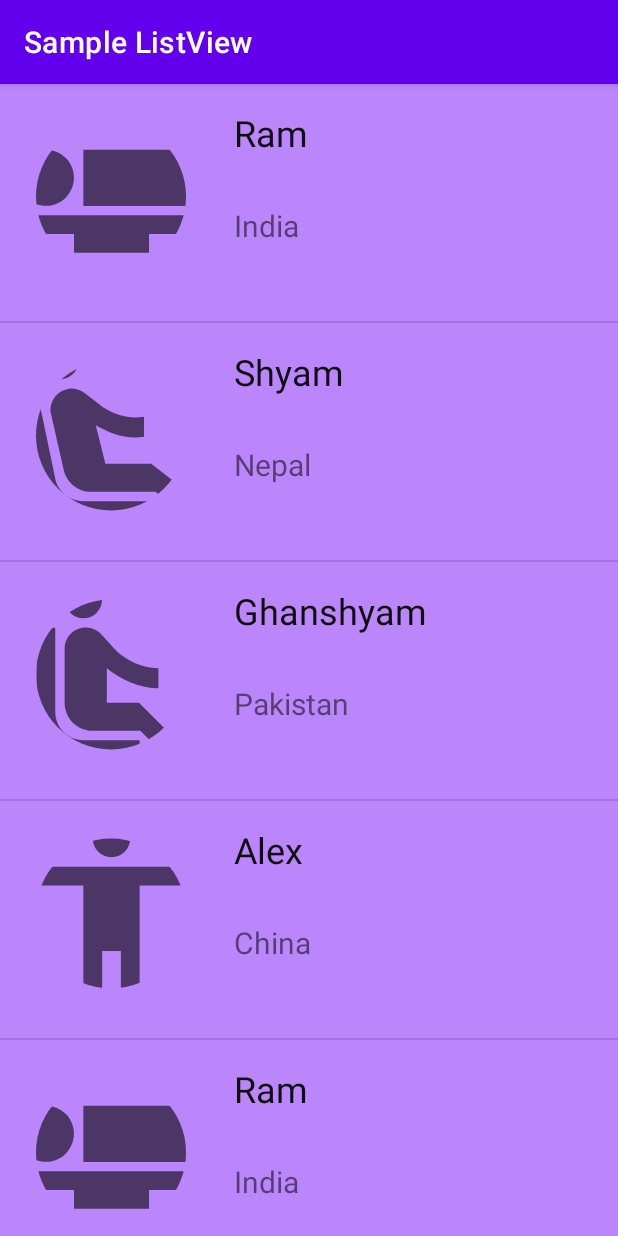
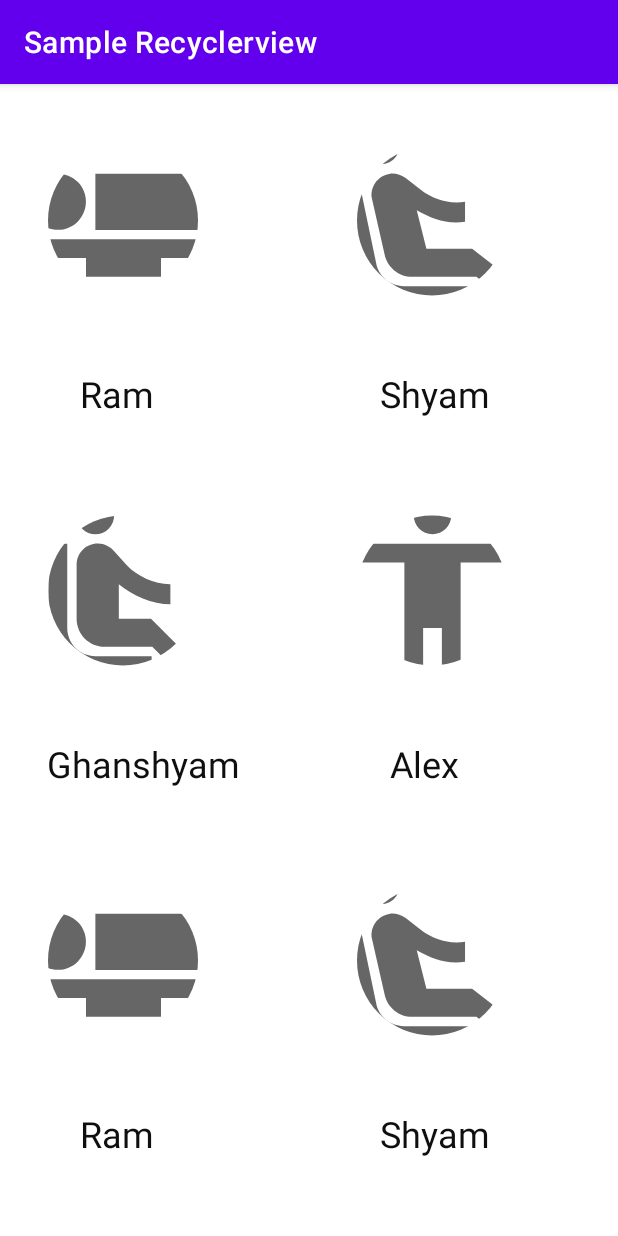
Before and after one commit to adityadav23/Listview-Sample, an Android app: the screen it shows after launch (MainActivity), on a phone screen of 412 x 824 dp. Run offline under Robolectric (Android 15) with nearby library versions, the phone set to English and light mode, and no system bars; our stand-ins replace CircleImageView.

Commit message:
sample RecyclerView

```diff
--- a/app/src/main/java/com/example/android/samplelistview/MainActivity.kt
+++ b/app/src/main/java/com/example/android/samplelistview/MainActivity.kt
@@ -65,6 +65,6 @@ class MainActivity : AppCompatActivity() {
             val user = User(name[i], country[i], imageId[i])
             userArrayList.add(user)
         }
-        binding.listView.adapter = MyAdapter(this, userArrayList)
+        binding.mainRecyclerview.adapter = MyAdapter( userArrayList)
     }
 }
--- a/app/src/main/java/com/example/android/samplelistview/MyAdapter.kt
+++ b/app/src/main/java/com/example/android/samplelistview/MyAdapter.kt
@@ -7,21 +7,32 @@ import android.view.ViewGroup
 import android.widget.ArrayAdapter
 import android.widget.ImageView
 import android.widget.TextView
+import androidx.recyclerview.widget.RecyclerView
 
-class MyAdapter(private val context: Activity, private val arrayList: ArrayList<User>):
-    ArrayAdapter<User>(context,R.layout.list_item,arrayList) {
+class MyAdapter( private val arrayList: ArrayList<User>):
+    RecyclerView.Adapter<MyAdapter.ViewHolder>() {
 
-    override fun getView(position: Int, convertView: View?, parent: ViewGroup): View {
 
-    val view: View  = LayoutInflater.from(context).inflate(R.layout.list_item, null)
+    override fun onCreateViewHolder(parent: ViewGroup, viewType: Int): ViewHolder {
+        return ViewHolder(LayoutInflater.from(parent.context).inflate(R.layout.list_item,
+            parent, false))
+    }
 
-        val profileImageView = view.findViewById<ImageView>(R.id.profile_imageView)
-        val nameTextView = view.findViewById<TextView>(R.id.name_textview)
-        val countryTextView = view.findViewById<TextView>(R.id.country_textview)
+    override fun onBindViewHolder(holder: ViewHolder, position: Int) {
+        holder.bind(arrayList[position])
+    }
 
-        profileImageView.setImageResource(arrayList[position].imageId)
-        nameTextView.text = arrayList[position].name
-        countryTextView.text = arrayList[position].country
-        return view
+    override fun getItemCount()= arrayList.size
+
+    class ViewHolder(view: View): RecyclerView.ViewHolder(view) {
+
+        val profileImage = view.findViewById<ImageView>(R.id.profile_imageView)
+        val name = view.findViewById<TextView>(R.id.name_textview)
+
+        fun bind(user:User){
+            name.text = user.name
+            profileImage.setImageResource(user.imageId)
+        }
     }
+
 }
--- a/app/src/main/res/layout/activity_main.xml
+++ b/app/src/main/res/layout/activity_main.xml
@@ -6,16 +6,27 @@
     android:layout_height="match_parent"
     tools:context=".MainActivity">
 
-    <ListView
-        android:id="@+id/listView"
-        android:layout_width="0dp"
-        android:layout_height="0dp"
-        app:layout_constraintBottom_toBottomOf="parent"
+<!--    <ListView-->
+<!--        android:id="@+id/listView"-->
+<!--        android:layout_width="0dp"-->
+<!--        android:layout_height="0dp"-->
+<!--        app:layout_constraintBottom_toBottomOf="parent"-->
+<!--        app:layout_constraintEnd_toEndOf="parent"-->
+<!--        app:layout_constraintStart_toStartOf="parent"-->
+<!--        app:layout_constraintTop_toTopOf="parent"-->
+<!--        android:background="@color/purple_200"-->
+<!--        tools:listitem="@layout/list_item"-->
+<!--        />-->
+
+    <androidx.recyclerview.widget.RecyclerView
+        android:id="@+id/main_recyclerview"
+        android:layout_width="match_parent"
+        android:layout_height="match_parent"
+        app:layoutManager="androidx.recyclerview.widget.GridLayoutManager"
         app:layout_constraintEnd_toEndOf="parent"
+        app:layout_constraintHorizontal_bias="1.0"
         app:layout_constraintStart_toStartOf="parent"
         app:layout_constraintTop_toTopOf="parent"
-        android:background="@color/purple_200"
-        tools:listitem="@layout/list_item"
-        />
-
+        app:spanCount="2"
+        tools:listitem="@layout/list_item" />
 </androidx.constraintlayout.widget.ConstraintLayout>
--- a/app/src/main/res/layout/list_item.xml
+++ b/app/src/main/res/layout/list_item.xml
@@ -10,41 +10,29 @@
         android:id="@+id/profile_imageView"
         android:layout_width="100dp"
         android:layout_height="150dp"
-        android:layout_marginStart="24dp"
-        android:layout_marginBottom="8dp"
-        app:layout_constraintBottom_toBottomOf="parent"
+        android:layout_marginStart="32dp"
+        android:layout_marginTop="8dp"
         app:layout_constraintStart_toStartOf="parent"
         app:layout_constraintTop_toTopOf="parent"
         tools:srcCompat="@tools:sample/avatars" />
 
-    <LinearLayout
-        android:layout_width="0dp"
-        android:layout_height="0dp"
-        android:layout_marginStart="16dp"
-        android:orientation="vertical"
-        app:layout_constraintBottom_toBottomOf="@+id/profile_imageView"
-        app:layout_constraintEnd_toEndOf="parent"
-        app:layout_constraintStart_toEndOf="@+id/profile_imageView"
-        app:layout_constraintTop_toTopOf="@+id/profile_imageView"
-        app:layout_constraintVertical_bias="0.0">
 
-        <TextView
-            android:id="@+id/name_textview"
-            android:layout_width="match_parent"
-            android:layout_height="wrap_content"
-            android:padding="16dp"
-            android:text="Ram"
-            android:textAlignment="viewStart"
-            android:textColor="#100F0F"
-            android:textSize="24sp" />
+    <TextView
+        android:id="@+id/name_textview"
+        android:layout_width="wrap_content"
+        android:layout_height="wrap_content"
+        android:layout_marginTop="8dp"
+        android:layout_marginBottom="8dp"
+        android:padding="16dp"
+        android:text="ghanshyam"
+        android:textAlignment="center"
+        android:textColor="#100F0F"
+        android:textSize="24sp"
+        app:layout_constraintBottom_toBottomOf="parent"
+        app:layout_constraintEnd_toEndOf="@+id/profile_imageView"
+        app:layout_constraintHorizontal_bias="0.285"
+        app:layout_constraintStart_toStartOf="@+id/profile_imageView"
+        app:layout_constraintTop_toBottomOf="@+id/profile_imageView"
+        app:layout_constraintVertical_bias="0.0" />
 
-        <TextView
-            android:id="@+id/country_textview"
-            android:layout_width="match_parent"
-            android:layout_height="wrap_content"
-            android:padding="16dp"
-            android:text="India"
-            android:textSize="20sp" />
-
-    </LinearLayout>
 </androidx.constraintlayout.widget.ConstraintLayout>
--- a/app/src/main/res/values/strings.xml
+++ b/app/src/main/res/values/strings.xml
@@ -1,3 +1,3 @@
 <resources>
-    <string name="app_name">Sample ListView</string>
+    <string name="app_name">Sample Recyclerview</string>
 </resources>
```
